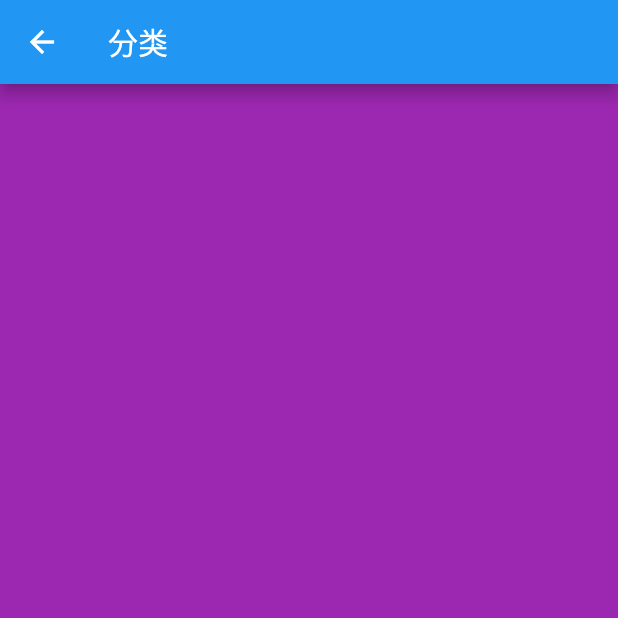
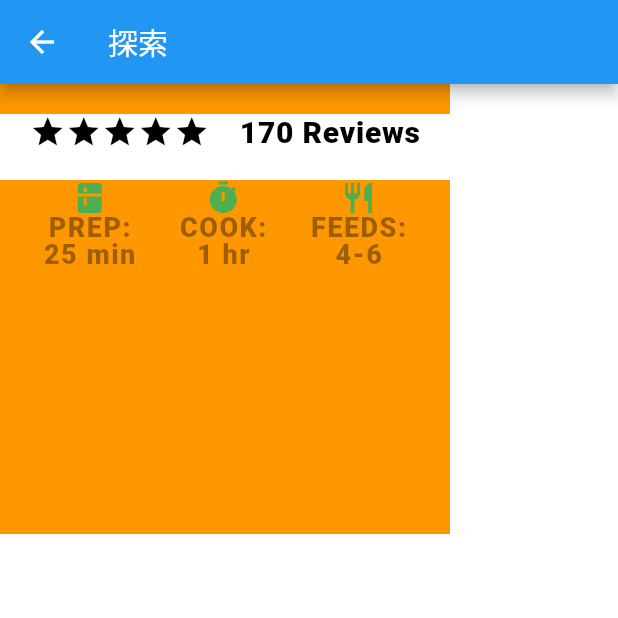
Before and after one commit to JansenGuan/LearnFlutter, a Flutter app: the CategoryPage screen opened directly, on a phone screen of 412 x 824 dp, the top half of it. Run offline on Flutter 3.47's test engine with Material 2 defaults, Android fonts, the phone set to English and light mode, and no system bars.

```diff
--- a/lib/Category/Category.dart
+++ b/lib/Category/Category.dart
@@ -10,10 +10,114 @@ class _CategoryState extends State<CategoryPage>{
   Widget build(BuildContext context) {
     // TODO: implement build
     return Scaffold(
-      backgroundColor: Colors.purple,
+      backgroundColor: Colors.white,
       appBar: new AppBar(
-        title: Text("分类"),
+        title: Text("探索"),
       ),
+
+      body: new Container(
+        padding: EdgeInsets.fromLTRB(0, 20, 0, 0),
+        height: 300,
+        width: 300,
+        color: Colors.orange[500],
+        child: new Column(
+          children: <Widget>[
+            new Container(
+              // margin: EdgeInsets.fromLTRB(0, 10, 0, 30),
+              color: Colors.white,
+              padding: EdgeInsets.fromLTRB(0, 0, 0, 20),
+              child: new Row(
+              mainAxisAlignment: MainAxisAlignment.spaceEvenly,
+              children: <Widget>[
+                // 星星
+                new Row(
+                  mainAxisSize: MainAxisSize.min,
+                  children: <Widget>[
+                    Icon(Icons.star, color: Colors.black),
+                    Icon(Icons.star, color: Colors.black),
+                    Icon(Icons.star, color: Colors.black),
+                    Icon(Icons.star, color: Colors.black),
+                    Icon(Icons.star, color: Colors.black),
+                  ]
+                ),
+
+                new Text(
+                  "170 Reviews",
+                  style: TextStyle(
+                    color: Colors.black,
+                    fontWeight: FontWeight.w800,
+                    fontFamily: 'Roboto',
+                    letterSpacing: 0.5,
+                    fontSize: 20
+                  ),
+
+                  )
+              ],
+              ),
+            ),
+
+
+            new _COOKState()
+          ],
+        ),
+      )
     );
   }
 }
+
+
+class _COOKState extends StatelessWidget{
+  _COOKState();
+
+  final style = new TextStyle(
+    color: Colors.black38,
+    fontWeight: FontWeight.w800,
+    fontSize: 18,
+    fontFamily: 'Roboto',
+    height: 1,
+    letterSpacing: 1
+  );
+
+  @override
+  Widget build(BuildContext context) {
+    // TODO: implement build
+    return DefaultTextStyle.merge(
+        style: style,
+        child: new Row(
+          mainAxisAlignment: MainAxisAlignment.spaceEvenly,
+          children: <Widget>[
+            new Column(
+              children: <Widget>[
+                new Icon(Icons.kitchen, color: Colors.green[500]),
+                new Text("PREP:"),
+                new Text("25 min"),
+              ],
+            ),
+
+            new Column(
+              children: <Widget>[
+
+                new Icon(
+                      Icons.timer,
+                      color: Colors.green[500]
+                    ),
+                new Text("COOK:"),
+                new Text("1 hr")
+              ],
+            ),
+
+            new Column(
+              children: <Widget>[
+                new Icon(
+                  Icons.restaurant,
+                  color: Colors.green[500],
+                ),
+                new Text("FEEDS:"),
+                new Text("4-6")
+              ],
+            )
+          ],
+        )
+      );
+  }
+}
--- a/lib/Home/HomePage.dart
+++ b/lib/Home/HomePage.dart
@@ -1,3 +1,5 @@
+
+import 'dart:io';
 
 import 'package:flutter/material.dart';
 import 'package:sencondfluuter/Mine/Login/LoginPage.dart';
@@ -10,12 +12,12 @@ class HomePage extends StatelessWidget{
 
   void _popLast(BuildContext cont){
     Navigator.pop(cont, RouteSettings(name: "首页返回"));
-    final mediaQData = MediaQuery.of(cont);
-    final screenWith = mediaQData.size.width;
+    var mediaQData = MediaQuery.of(cont);
+    var screenWith = mediaQData.size.width;
     debugPrint('$screenWith');
   }
 
-  /** 跳转 */
+  /// 跳转
   void _pushToSecondPage(BuildContext context) {
     Navigator.push(context, MaterialPageRoute(builder: (context) => LoginPage()));
     // Navigator.push(context, MaterialPageRoute(builder: (context) => HomePage(), settings: RouteSettings(arguments: 'laizihome')));
@@ -40,8 +42,11 @@ class HomePage extends StatelessWidget{
         child: GestureDetector(
           // child: new Text("登陆"),Image.asset('new_member_country_nodatal_img.png')
           child: new Image(
-            image: AssetImage('hotels_activated.png'),
+            height: 100,
+            width: 100,
+            image: AssetImage('assets/images/hotels_activated.png'),
           ),
+          // child: Image.asset("assets/images/hotels_activated@3x.png"),
           onTap: () => {
             this._pushToSecondPage(context)
           },
--- a/pubspec.yaml
+++ b/pubspec.yaml
@@ -35,8 +35,7 @@ dev_dependencies:
 # The following section is specific to Flutter.
 flutter:
   assets:
-    - hotels_activated.png
-
+    - assets/images/
   # The following line ensures that the Material Icons font is
   # included with your application, so that you can use the icons in
   # the material Icons class.
```
Also changed, not shown: assets/images/hotels_activated.png (renamed from lib/assets/hotels_activated.png), 1 other file.
